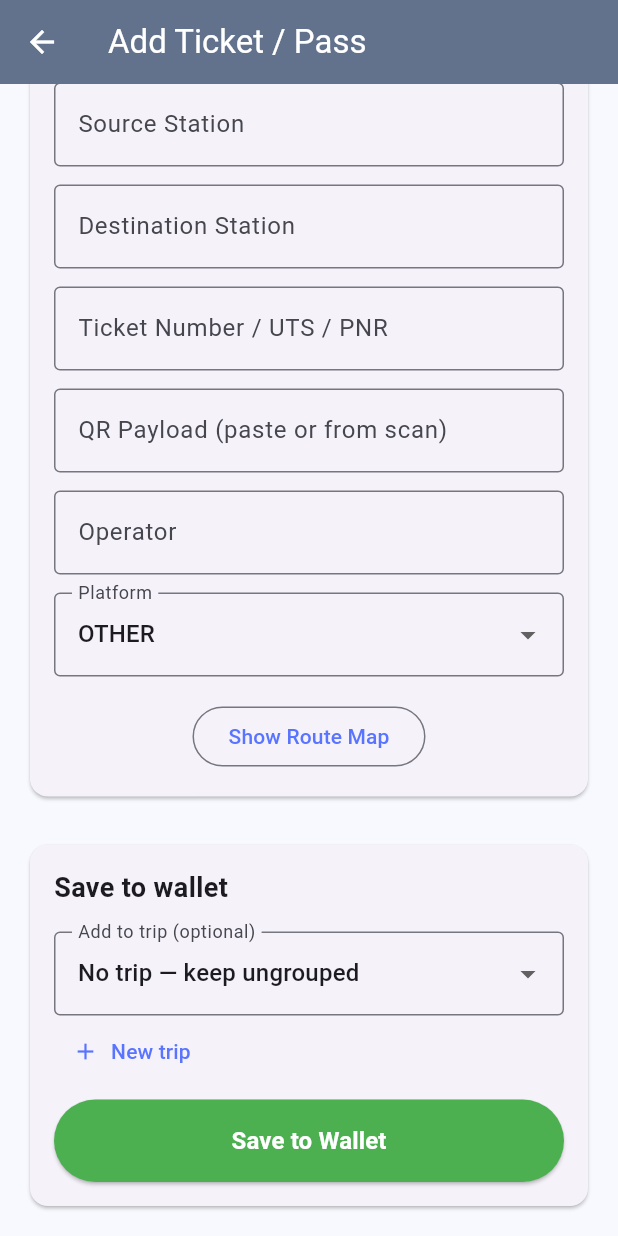
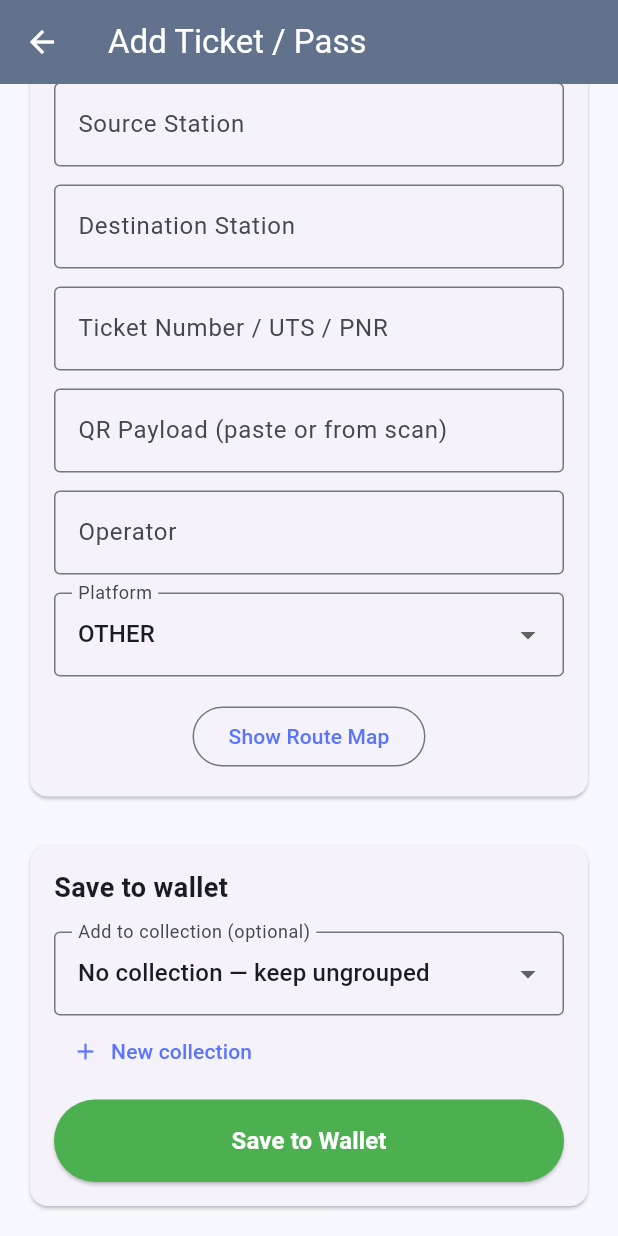
Before and after one commit to deeperzz8356/way_transit, a Flutter app: the AddTicketScreen screen opened directly, scrolled down 325 dp, on a phone screen of 412 x 824 dp. Run offline on Flutter 3.47's test engine with Material 3 defaults, Android fonts, the phone set to English and light mode, and no system bars; our stand-ins replace firebase_auth, firebase_core, flutter_map, google_sign_in, image_picker, latlong2 and 2 more; missing offline and left inert: firebase_auth_platform_interface; accounts and stored records are empty; network calls fail.

Commit message:
Make collection create+add flow obvious and reliable
Add a Create Collection wizard (name + optional ticket pick) with a
prominent Wallet FAB. Empty collections open with clear Add new ticket /
Add from wallet actions. Fix Add Ticket dropdown crash when a preselected
collection is not yet in the list, and surface clearer API errors.

Co-authored-by: DeepKumar Pandey <it23.deepkumar.pandey@kccemsr.edu.in>

```diff
--- a/way_mobile/lib/screens/add_ticket_screen.dart
+++ b/way_mobile/lib/screens/add_ticket_screen.dart
@@ -682,15 +682,18 @@ class _AddTicketScreenState extends State<AddTicketScreen> {
                       ],
                       const SizedBox(height: 16),
                       DropdownButtonFormField<int?>(
-                        value: _selectedTripId,
+                        value: (_selectedTripId != null &&
+                                _trips.any((t) => t.id == _selectedTripId))
+                            ? _selectedTripId
+                            : null,
                         decoration: const InputDecoration(
-                          labelText: 'Add to trip (optional)',
+                          labelText: 'Add to collection (optional)',
                           border: OutlineInputBorder(),
                         ),
                         items: [
                           const DropdownMenuItem<int?>(
                             value: null,
-                            child: Text('No trip — keep ungrouped'),
+                            child: Text('No collection — keep ungrouped'),
                           ),
                           ..._trips.map(
                             (t) => DropdownMenuItem<int?>(
@@ -707,7 +710,7 @@ class _AddTicketScreenState extends State<AddTicketScreen> {
                         child: TextButton.icon(
                           onPressed: _createTripInline,
                           icon: const Icon(Icons.add, size: 18),
-                          label: const Text('New trip'),
+                          label: const Text('New collection'),
                         ),
                       ),
                       const SizedBox(height: 8),
@@ -723,7 +726,7 @@ class _AddTicketScreenState extends State<AddTicketScreen> {
                               ? 'Saving…'
                               : (_selectedTripId == null
                                   ? 'Save to Wallet'
-                                  : 'Save to Trip'),
+                                  : 'Save to collection'),
                           style: const TextStyle(
                             fontSize: 16,
                             fontWeight: FontWeight.bold,
--- a/way_mobile/lib/screens/trip_detail_screen.dart
+++ b/way_mobile/lib/screens/trip_detail_screen.dart
@@ -198,14 +198,14 @@ class _TripDetailScreenState extends State<TripDetailScreen> {
             children: [
               const ListTile(
                 title: Text(
-                  'Add to this trip',
+                  'Add to this collection',
                   style: TextStyle(fontWeight: FontWeight.bold),
                 ),
               ),
               ListTile(
                 leading: const Icon(Icons.confirmation_number_outlined),
                 title: const Text('Add new ticket'),
-                subtitle: const Text('Scan or enter a ticket into this trip'),
+                subtitle: const Text('Scan or enter a ticket into this collection'),
                 onTap: () => Navigator.pop(ctx, 'new'),
               ),
               ListTile(
@@ -357,13 +357,13 @@ class _TripDetailScreenState extends State<TripDetailScreen> {
                       child: Column(
                         children: [
                           const Text(
-                            'No tickets in this trip yet.',
+                            'This collection is empty.',
                             textAlign: TextAlign.center,
                             style: TextStyle(color: Colors.grey, fontSize: 16),
                           ),
                           const SizedBox(height: 8),
                           const Text(
-                            'Add a new ticket or move existing ones from your wallet.',
+                            'Add a new ticket now, or move existing wallet tickets in.',
                             textAlign: TextAlign.center,
                             style: TextStyle(color: Colors.grey),
                           ),
@@ -371,11 +371,13 @@ class _TripDetailScreenState extends State<TripDetailScreen> {
                           ElevatedButton.icon(
                             onPressed: _addNewTicket,
                             icon: const Icon(Icons.confirmation_number_outlined),
-                            label: const Text('Add new ticket'),
+                            label: const Text('Add new ticket here'),
                           ),
-                          TextButton(
+                          const SizedBox(height: 8),
+                          OutlinedButton.icon(
                             onPressed: _addTickets,
-                            child: const Text('Choose how to add'),
+                            icon: const Icon(Icons.playlist_add_check),
+                            label: const Text('Add from wallet'),
                           ),
                         ],
                       ),
--- a/way_mobile/lib/services/api_service.dart
+++ b/way_mobile/lib/services/api_service.dart
@@ -527,7 +527,15 @@ class ApiService {
     if (response.statusCode == 200 || response.statusCode == 201) {
       return TicketTrip.fromJson(json.decode(response.body) as Map<String, dynamic>);
     }
-    throw Exception('Failed to create trip: ${response.body}');
+    if (response.statusCode == 401 || response.statusCode == 403) {
+      throw Exception('Please log in again to create a collection');
+    }
+    if (response.statusCode == 404) {
+      throw Exception(
+        'Collection API not found — restart the backend with the latest code',
+      );
+    }
+    throw Exception('Failed to create collection (${response.statusCode}): ${response.body}');
   }
 
   Future<TicketTrip> getTrip(int tripId) async {
--- a/way_mobile/lib/widgets/create_trip_sheet.dart
+++ b/way_mobile/lib/widgets/create_trip_sheet.dart
@@ -49,7 +49,7 @@ class _CreateTripSheetState extends State<CreateTripSheet> {
     final name = _nameCtrl.text.trim();
     if (name.isEmpty) {
       ScaffoldMessenger.of(context).showSnackBar(
-        const SnackBar(content: Text('Please enter a trip name')),
+        const SnackBar(content: Text('Please enter a collection name')),
       );
       return;
     }
@@ -85,7 +85,7 @@ class _CreateTripSheetState extends State<CreateTripSheet> {
           ),
           const SizedBox(height: 16),
           const Text(
-            'New trip',
+            'New collection',
             style: TextStyle(fontSize: 20, fontWeight: FontWeight.bold),
           ),
           const SizedBox(height: 4),
@@ -99,7 +99,7 @@ class _CreateTripSheetState extends State<CreateTripSheet> {
             autofocus: true,
             textCapitalization: TextCapitalization.words,
             decoration: const InputDecoration(
-              labelText: 'Trip name',
+              labelText: 'Collection name',
               hintText: 'e.g. Mumbai weekend',
               border: OutlineInputBorder(),
             ),
@@ -127,7 +127,7 @@ class _CreateTripSheetState extends State<CreateTripSheet> {
           const SizedBox(height: 16),
           ElevatedButton(
             onPressed: _submit,
-            child: const Text('Create trip'),
+            child: const Text('Create collection'),
           ),
           const SizedBox(height: 8),
         ],
--- a/way_mobile/lib/widgets/trip_picker_sheet.dart
+++ b/way_mobile/lib/widgets/trip_picker_sheet.dart
@@ -64,13 +64,13 @@ class TripPickerSheet extends StatelessWidget {
           ),
           const SizedBox(height: 16),
           const Text(
-            'Add to trip',
+            'Add to collection',
             style: TextStyle(fontSize: 20, fontWeight: FontWeight.bold),
           ),
           const SizedBox(height: 8),
           ListTile(
             leading: const Icon(Icons.add_circle_outline),
-            title: const Text('Create new trip'),
+            title: const Text('Create new collection'),
             onTap: () async {
               final created = await showCreateTripSheet(context);
               if (created == null) return;
@@ -113,7 +113,7 @@ class TripPickerSheet extends StatelessWidget {
             Padding(
               padding: const EdgeInsets.symmetric(vertical: 12),
               child: Text(
-                'No trips yet — create one to group tickets.',
+                'No collections yet — create one to group tickets.',
                 style: TextStyle(color: Colors.grey.shade600),
                 textAlign: TextAlign.center,
               ),
```
Also changed, not shown: way_mobile/lib/screens/wallet_screen.dart (+48 -31 lines), way_mobile/lib/widgets/create_collection_wizard.dart (added, +225 -0 lines).
